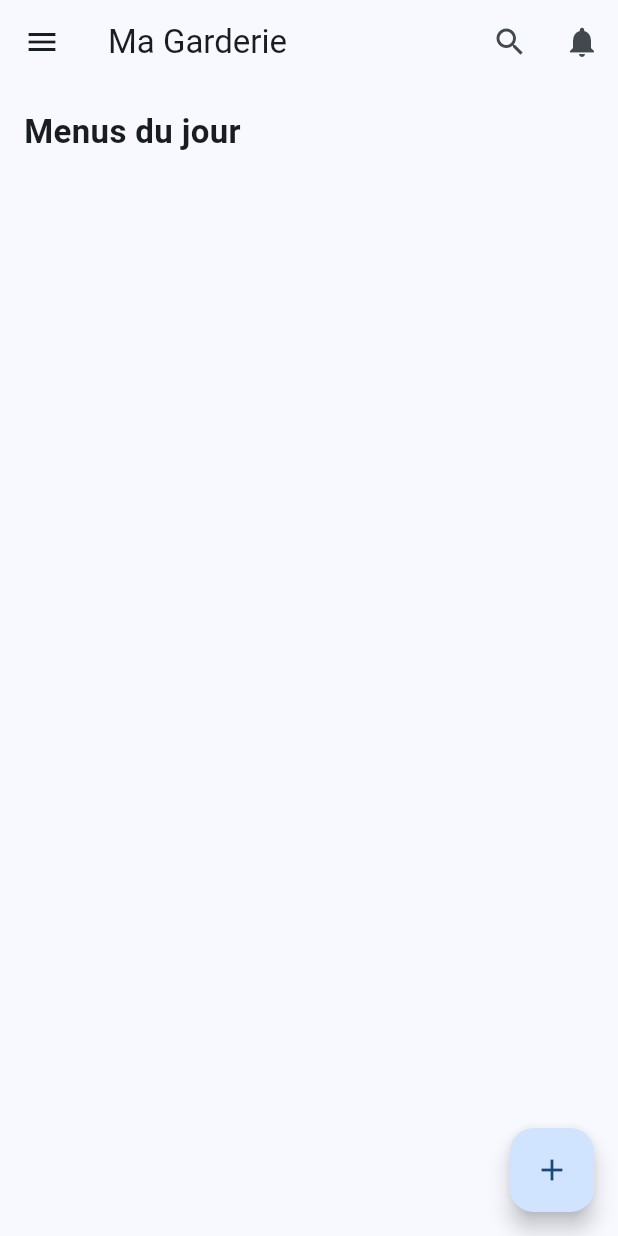
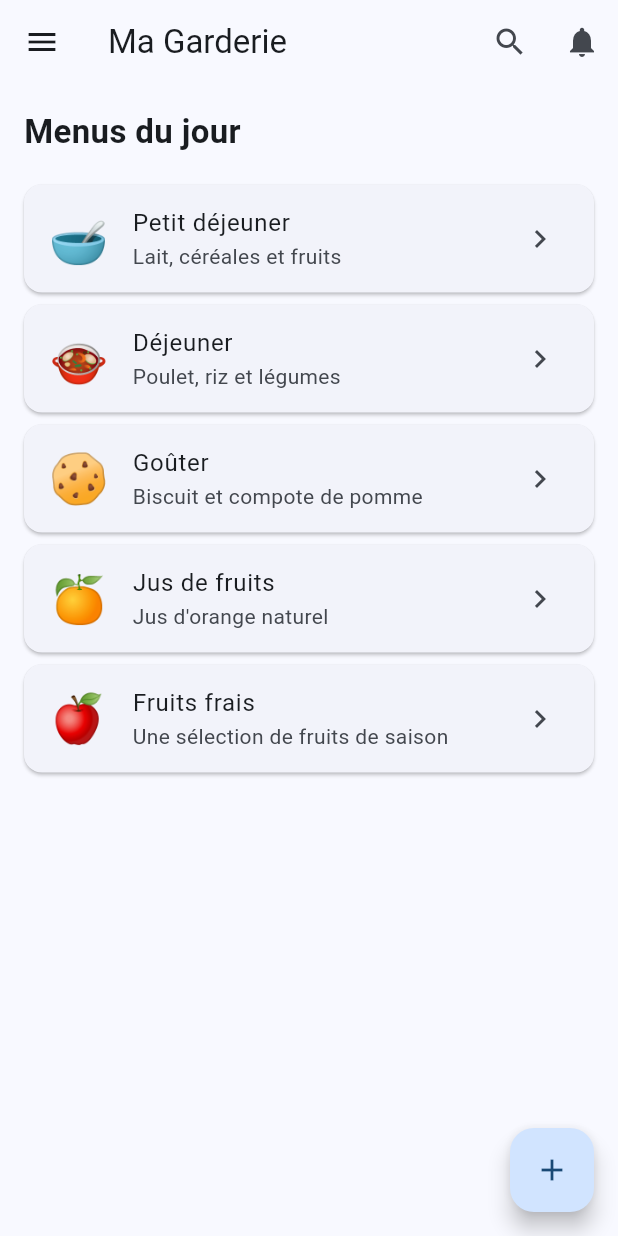
Before and after one commit to malek789/garderie-mobile-g2, a Flutter app: the screen it shows after launch, on a phone screen of 412 x 824 dp. Run offline on Flutter 3.47's test engine with Material 3 defaults, Android fonts, the phone set to English and light mode, and no system bars.

Commit message:
feat: ListView des menus (liste statique)

```diff
--- a/lib/home_page.dart
+++ b/lib/home_page.dart
@@ -1,4 +1,12 @@
 import 'package:flutter/material.dart';
+
+final List<Map<String, dynamic>> menus = [
+  {"id": 1, "titre": "Petit déjeuner", "description": "Lait, céréales et fruits", "icone": "🥣"},
+  {"id": 2, "titre": "Déjeuner", "description": "Poulet, riz et légumes", "icone": "🍲"},
+  {"id": 3, "titre": "Goûter", "description": "Biscuit et compote de pomme", "icone": "🍪"},
+  {"id": 4, "titre": "Jus de fruits", "description": "Jus d'orange naturel", "icone": "🍊"},
+  {"id": 5, "titre": "Fruits frais", "description": "Une sélection de fruits de saison", "icone": "🍎"},
+];
 
 class HomePage extends StatelessWidget {
   const HomePage({super.key});
@@ -31,10 +39,32 @@ class HomePage extends StatelessWidget {
         onPressed: () {},
         child: const Icon(Icons.add),
       ),
-      body: const Padding(
-        padding: EdgeInsets.fromLTRB(16, 16, 16, 4),
-        child: Text('Menus du jour',
-            style: TextStyle(fontSize: 22, fontWeight: FontWeight.bold)),
+      body: Column(
+        crossAxisAlignment: CrossAxisAlignment.start,
+        children: [
+          const Padding(
+            padding: EdgeInsets.fromLTRB(16, 16, 16, 4),
+            child: Text('Menus du jour',
+                style: TextStyle(fontSize: 22, fontWeight: FontWeight.bold)),
+          ),
+          Expanded(
+            child: ListView.builder(
+              padding: const EdgeInsets.all(12),
+              itemCount: menus.length,
+              itemBuilder: (context, index) {
+                final m = menus[index];
+                return Card(
+                  child: ListTile(
+                    leading: Text(m['icone'], style: const TextStyle(fontSize: 32)),
+                    title: Text(m['titre']),
+                    subtitle: Text(m['description']),
+                    trailing: const Icon(Icons.chevron_right),
+                  ),
+                );
+              },
+            ),
+          ),
+        ],
       ),
     );
   }
```
